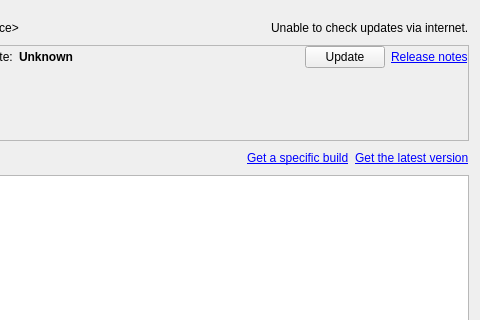
First picture: the form in client/src/ui/widgets/server_updates_widget.ui, repository networkoptix/nx_open, before the edit; both pictures show x 123 to 603 and y 0 to 320 of the 603 by 633 pixel window.
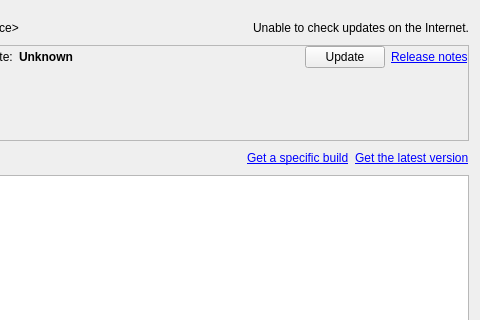
Second picture: the form after the edit. Custom widgets are drawn as their Qt base class.

```diff
--- a/client/src/ui/widgets/server_updates_widget.ui
+++ b/client/src/ui/widgets/server_updates_widget.ui
@@ -57,7 +57,7 @@
      <item>
       <widget class="QLabel" name="connectionProblemLabel">
        <property name="text">
-        <string>Unable to check updates via internet.</string>
+        <string>Unable to check updates on the Internet.</string>
        </property>
       </widget>
      </item>
```
